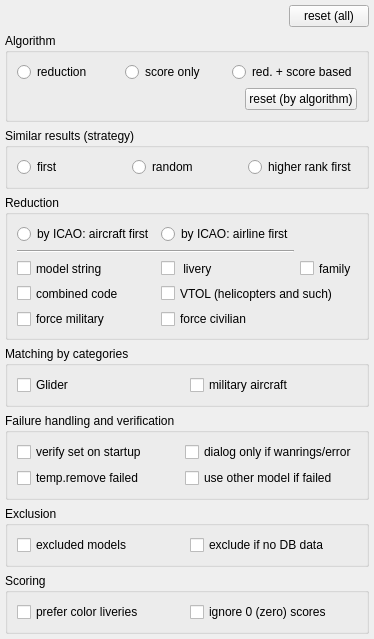
This is src/blackgui/editors/matchingform.ui in swift-project/pilotclient as Qt 5 draws it before an edit. The edited form follows.
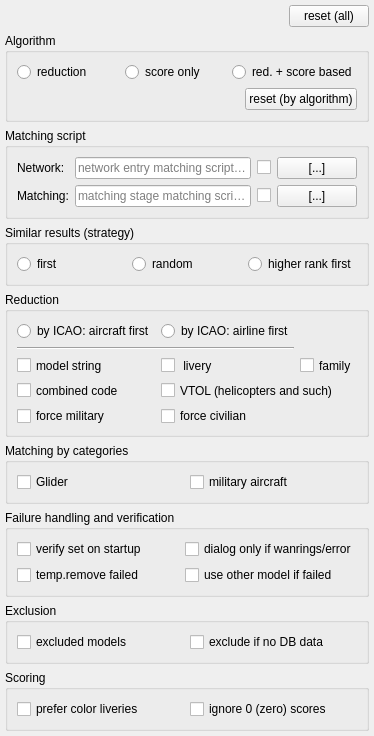
This is the edited form.

Commit message: Ref T658, settings for matching (dirs/UI)

Patch:
```diff
--- a/src/blackgui/editors/matchingform.ui
+++ b/src/blackgui/editors/matchingform.ui
@@ -7,7 +7,7 @@
     <x>0</x>
     <y>0</y>
     <width>293</width>
-    <height>559</height>
+    <height>647</height>
    </rect>
   </property>
   <property name="windowTitle">
@@ -70,6 +70,71 @@
      </layout>
     </widget>
    </item>
+   <item>
+    <widget class="QGroupBox" name="gb_MatchingScript">
+     <property name="title">
+      <string>Matching script</string>
+     </property>
+     <layout class="QGridLayout" name="gl_MatchingSCript" columnstretch="0,1,0,0">
+      <item row="1" column="0">
+       <widget class="QLabel" name="lbl_MsMatching">
+        <property name="text">
+         <string>Matching:</string>
+        </property>
+       </widget>
+      </item>
+      <item row="1" column="3">
+       <widget class="QPushButton" name="pb_MsMatching">
+        <property name="text">
+         <string>[...]</string>
+        </property>
+       </widget>
+      </item>
+      <item row="0" column="1">
+       <widget class="QLineEdit" name="le_MsNetwork">
+        <property name="placeholderText">
+         <string>network entry matching script file</string>
+        </property>
+       </widget>
+      </item>
+      <item row="1" column="1">
+       <widget class="QLineEdit" name="le_MsMatching">
+        <property name="placeholderText">
+         <string>matching stage matching script file</string>
+        </property>
+       </widget>
+      </item>
+      <item row="0" column="3">
+       <widget class="QPushButton" name="pb_MsNetwork">
+        <property name="text">
+         <string>[...]</string>
+        </property>
+       </widget>
+      </item>
+      <item row="0" column="0">
+       <widget class="QLabel" name="lbl_MsNetwork">
+        <property name="text">
+         <string>Network:</string>
+        </property>
+       </widget>
+      </item>
+      <item row="0" column="2">
+       <widget class="QCheckBox" name="cb_MsNetwork">
+        <property name="text">
+         <string/>
+        </property>
+       </widget>
+      </item>
+      <item row="1" column="2">
+       <widget class="QCheckBox" name="cb_MsMatching">
+        <property name="text">
+         <string/>
+        </property>
+       </widget>
+      </item>
+     </layout>
+    </widget>
+   </item>
    <item>
     <widget class="QGroupBox" name="gb_PickStrategy">
      <property name="title">
```
Left out of the diff: 10 changed lines with no effect on the pictures. The commit also changes 4 other files.
